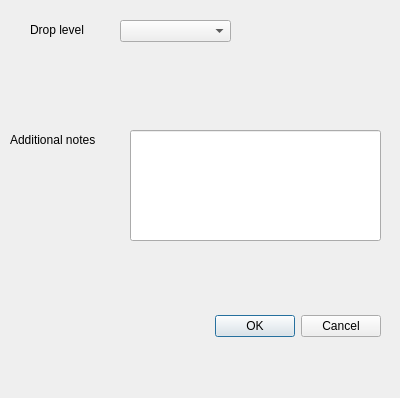
This is LNCDschedule/ui/add_notes.ui in LabNeuroCogDevel/LNCDschedule as Qt 5 draws it before an edit. The edited form follows.
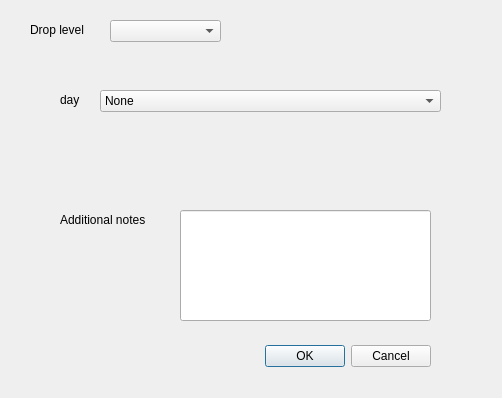
This is the edited form.

Commit message: track add notes ui

Diff of the .ui file:
```diff
--- a/LNCDschedule/ui/add_notes.ui
+++ b/LNCDschedule/ui/add_notes.ui
@@ -6,7 +6,7 @@
    <rect>
     <x>0</x>
     <y>0</y>
-    <width>400</width>
+    <width>502</width>
     <height>398</height>
    </rect>
   </property>
@@ -16,8 +16,8 @@
   <widget class="QDialogButtonBox" name="buttonBox">
    <property name="geometry">
     <rect>
-     <x>40</x>
-     <y>310</y>
+     <x>90</x>
+     <y>340</y>
      <width>341</width>
      <height>32</height>
     </rect>
@@ -32,8 +32,8 @@
   <widget class="QLineEdit" name="note_edit">
    <property name="geometry">
     <rect>
-     <x>130</x>
-     <y>130</y>
+     <x>180</x>
+     <y>210</y>
      <width>251</width>
      <height>111</height>
     </rect>
@@ -42,8 +42,8 @@
   <widget class="QLabel" name="relation_label_3">
    <property name="geometry">
     <rect>
-     <x>10</x>
-     <y>130</y>
+     <x>60</x>
+     <y>210</y>
      <width>101</width>
      <height>20</height>
     </rect>
@@ -55,7 +55,7 @@
   <widget class="QComboBox" name="ctype_box">
    <property name="geometry">
     <rect>
-     <x>120</x>
+     <x>110</x>
      <y>20</y>
      <width>111</width>
      <height>22</height>
@@ -95,6 +95,34 @@
     <string>Drop level</string>
    </property>
   </widget>
+  <widget class="QLabel" name="relation_label_5">
+   <property name="geometry">
+    <rect>
+     <x>60</x>
+     <y>90</y>
+     <width>101</width>
+     <height>20</height>
+    </rect>
+   </property>
+   <property name="text">
+    <string>day</string>
+   </property>
+  </widget>
+  <widget class="QComboBox" name="ctype_box_2">
+   <property name="geometry">
+    <rect>
+     <x>100</x>
+     <y>90</y>
+     <width>341</width>
+     <height>22</height>
+    </rect>
+   </property>
+   <item>
+    <property name="text">
+     <string>None</string>
+    </property>
+   </item>
+  </widget>
  </widget>
  <resources/>
  <connections>
```
